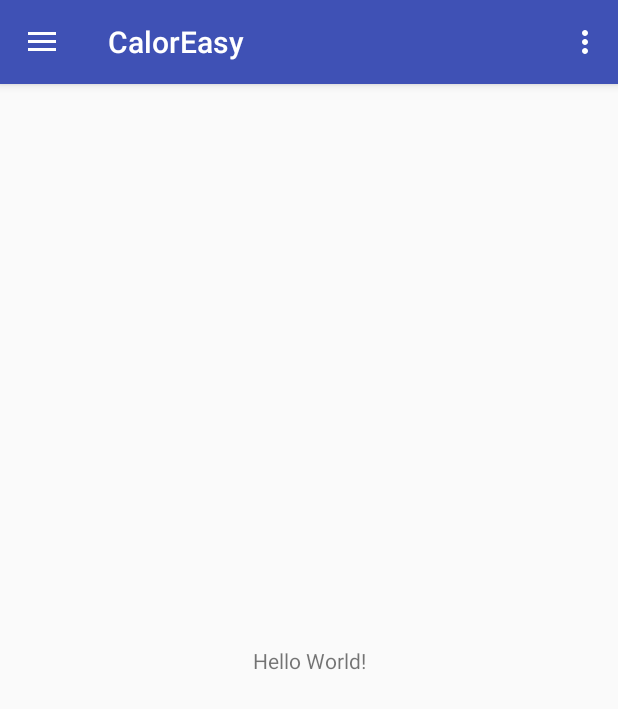
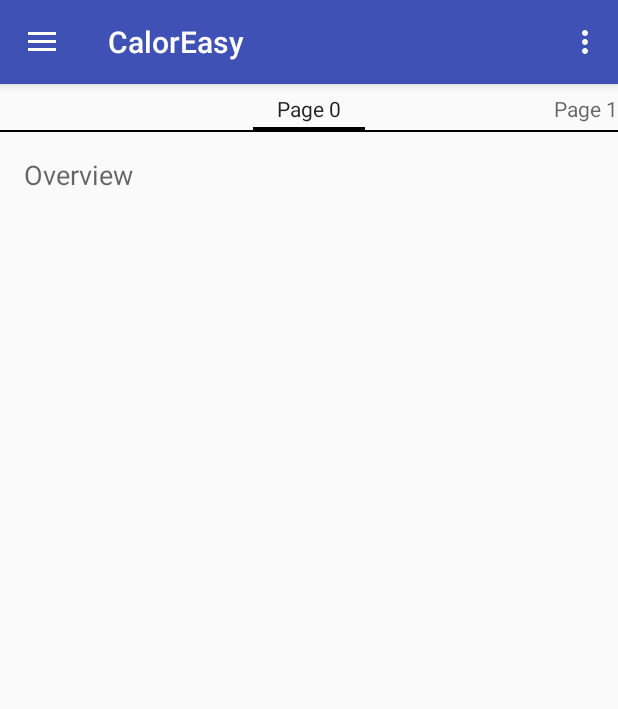
Before and after one commit to Miggel4/WIP_CalorEasy, an Android app: the screen it shows after launch (Dashboard_Init), on a phone screen of 412 x 824 dp. Shown: the top 709 px of the screen. Run offline under Robolectric (Android 15) with nearby library versions, the phone set to English and light mode, and no system bars.

Commit message:
RBN - Setup for Dashboard swiping

```diff
--- a/app/src/main/java/wip/fhdw/caloreasy/activities/Dashboard/Dashboard_ClickListener.java
+++ b/app/src/main/java/wip/fhdw/caloreasy/activities/Dashboard/Dashboard_ClickListener.java
@@ -1,9 +1,12 @@
 package wip.fhdw.caloreasy.activities.Dashboard;
+
+import android.support.v4.view.ViewPager;
+import android.widget.Toast;
 
 /**
  * Created by Simon on 11.01.2018.
  */
 
 public class Dashboard_ClickListener {
-    //viel Spaß rbn :)
+    // tbd
 }
--- a/app/src/main/java/wip/fhdw/caloreasy/activities/Dashboard/Dashboard_Init.java
+++ b/app/src/main/java/wip/fhdw/caloreasy/activities/Dashboard/Dashboard_Init.java
@@ -1,8 +1,12 @@
 package wip.fhdw.caloreasy.activities.Dashboard;
 
+import android.support.v4.app.Fragment;
+import android.support.v4.app.FragmentManager;
 import android.content.Intent;
 import android.os.Bundle;
+import android.support.v4.app.FragmentPagerAdapter;
 import android.support.v4.view.GravityCompat;
+import android.support.v4.view.ViewPager;
 import android.support.v4.widget.DrawerLayout;
 import android.support.v7.app.AppCompatActivity;
 import android.view.Menu;
@@ -18,6 +22,8 @@ public class Dashboard_Init extends AppCompatActivity {
     private Dashboard_Gui mGui;
     private Dashboard_ApplicationLogic mApplicationLogic;
     private NavDrawer mNavDrawer;
+    private FragmentPagerAdapter adapterViewPager;
+    private Dashboard_ClickListener mClickListener;
 
     @Override
     protected void onCreate(Bundle savedInstanceState) {
@@ -28,14 +34,23 @@ public class Dashboard_Init extends AppCompatActivity {
         initGUI();
         initApplicationLogic();
         //initData();
+
+        ViewPager vpPager = (ViewPager) findViewById(R.id.pager);
+        adapterViewPager = new MyPagerAdapter(getSupportFragmentManager());
+        vpPager.setAdapter(adapterViewPager);
+
+        // initClickListener(vpPager);
     }
 
-    private void initNavDrawer(){mNavDrawer = new NavDrawer(this);}
+    private void initNavDrawer (){mNavDrawer = new NavDrawer(this);}
 
     private void initGUI () {mGui = new Dashboard_Gui(this);}
 
     private void initApplicationLogic () {mApplicationLogic = new Dashboard_ApplicationLogic(mGui,this);}
+
     //private void initData () {}
+
+    // private void initClickListener (ViewPager vpPager) {mClickListener = new Dashboard_ClickListener(mGui, this, vpPager);}
 
     @Override
     public void onBackPressed() {
@@ -76,5 +91,40 @@ public class Dashboard_Init extends AppCompatActivity {
         return super.onOptionsItemSelected(item);
     }
 
+    public static class MyPagerAdapter extends FragmentPagerAdapter {
+        private static int NUM_ITEMS = 3;
+
+        public MyPagerAdapter(FragmentManager fragmentManager) {
+            super(fragmentManager);
+        }
+
+        // Returns total number of pages
+        @Override
+        public int getCount() {
+            return NUM_ITEMS;
+        }
+
+        // Returns the fragment to display for that page
+        @Override
+        public Fragment getItem(int position) {
+            switch (position) {
+                case 0: // Fragment # 0 - This will show OverviewFragment
+                    return OverviewFragment.newInstance(0, "Overview");
+                case 1: // Fragment # 1 - This will show HistoryFragment
+                    return HistoryFragment.newInstance(1, "History");
+                case 2: // Fragment # 2 - This will show TodayFragment
+                    return TodayFragment.newInstance(2, "Today");
+                default:
+                    return null;
+            }
+        }
+
+        // Returns the page title for the top indicator
+        @Override
+        public CharSequence getPageTitle(int position) {
+            return "Page " + position;
+        }
+
+    }
 
 }
--- /dev/null
+++ b/app/src/main/java/wip/fhdw/caloreasy/activities/Dashboard/HistoryFragment.java
@@ -0,0 +1,50 @@
+package wip.fhdw.caloreasy.activities.Dashboard;
+
+import android.support.v4.app.Fragment;
+import android.os.Bundle;
+import android.view.LayoutInflater;
+import android.view.View;
+import android.view.ViewGroup;
+import android.widget.TextView;
+
+import wip.fhdw.caloreasy.R;
+
+/**
+ * Created by Robin on 27.01.18.
+ */
+
+public class HistoryFragment extends Fragment {
+
+    // Store instance variables
+    private String title;
+    private int page;
+
+    // newInstance constructor for creating fragment with arguments
+    public static HistoryFragment newInstance(int page, String title) {
+        HistoryFragment fragmentHistory= new HistoryFragment();
+        Bundle args = new Bundle();
+        args.putInt("someInt", page);
+        args.putString("someTitle", title);
+        fragmentHistory.setArguments(args);
+        return fragmentHistory;
+    }
+
+    // Store instance variables based on arguments passed
+    @Override
+    public void onCreate(Bundle savedInstanceState) {
+        super.onCreate(savedInstanceState);
+        page = getArguments().getInt("someInt", 0);
+        title = getArguments().getString("someTitle");
+    }
+
+    // Inflate the view for the fragment based on layout XML
+    @Override
+    public View onCreateView(LayoutInflater inflater, ViewGroup container,
+                             Bundle savedInstanceState) {
+        View view = inflater.inflate(R.layout.fragment_history, container, false);
+        // TextView tvLabel = (TextView) view.findViewById(R.id.tvLabel);
+        // tvLabel.setText(page + " -- " + title);
+        return view;
+    }
+
+}
--- /dev/null
+++ b/app/src/main/java/wip/fhdw/caloreasy/activities/Dashboard/OverviewFragment.java
@@ -0,0 +1,50 @@
+package wip.fhdw.caloreasy.activities.Dashboard;
+
+import android.support.v4.app.Fragment;
+import android.os.Bundle;
+import android.view.LayoutInflater;
+import android.view.View;
+import android.view.ViewGroup;
+import android.widget.TextView;
+
+import wip.fhdw.caloreasy.R;
+
+/**
+ * Created by Robin on 27.01.18.
+ */
+
+public class OverviewFragment extends Fragment {
+
+    // Store instance variables
+    private String title;
+    private int page;
+
+    // newInstance constructor for creating fragment with arguments
+    public static OverviewFragment newInstance(int page, String title) {
+        OverviewFragment fragmentOverview = new OverviewFragment();
+        Bundle args = new Bundle();
+        args.putInt("someInt", page);
+        args.putString("someTitle", title);
+        fragmentOverview.setArguments(args);
+        return fragmentOverview;
+    }
+
+    // Store instance variables based on arguments passed
+    @Override
+    public void onCreate(Bundle savedInstanceState) {
+        super.onCreate(savedInstanceState);
+        page = getArguments().getInt("someInt", 0);
+        title = getArguments().getString("someTitle");
+    }
+
+    // Inflate the view for the fragment based on layout XML
+    @Override
+    public View onCreateView(LayoutInflater inflater, ViewGroup container,
+                             Bundle savedInstanceState) {
+        View view = inflater.inflate(R.layout.fragment_overview, container, false);
+        // TextView tvLabel = (TextView) view.findViewById(R.id.tvLabel);
+        // tvLabel.setText(page + " -- " + title);
+        return view;
+    }
+
+}
--- a/app/src/main/res/layout/content_dashboard.xml
+++ b/app/src/main/res/layout/content_dashboard.xml
@@ -8,13 +8,19 @@
     tools:context=".activities.Dashboard.Dashboard_Init"
     tools:showIn="@layout/app_bar_dashboard">
 
-    <TextView
-        android:layout_width="wrap_content"
-        android:layout_height="wrap_content"
-        android:text="Hello World!"
-        app:layout_constraintBottom_toBottomOf="parent"
-        app:layout_constraintLeft_toLeftOf="parent"
-        app:layout_constraintRight_toRightOf="parent"
-        app:layout_constraintTop_toTopOf="parent" />
+    <android.support.v4.view.ViewPager xmlns:android="http://schemas.android.com/apk/res/android"
+        android:id="@+id/pager"
+        android:layout_width="match_parent"
+        android:layout_height="match_parent">
+
+        <android.support.v4.view.PagerTabStrip
+            android:id="@+id/pager_header"
+            android:layout_width="match_parent"
+            android:layout_height="wrap_content"
+            android:layout_gravity="top"
+            android:paddingBottom="4dp"
+            android:paddingTop="4dp" />
+
+    </android.support.v4.view.ViewPager>
 
 </android.support.constraint.ConstraintLayout>
--- /dev/null
+++ b/app/src/main/res/layout/fragment_overview.xml
@@ -0,0 +1,13 @@
+<?xml version="1.0" encoding="utf-8"?>
+<android.support.constraint.ConstraintLayout
+    xmlns:android="http://schemas.android.com/apk/res/android" android:layout_width="match_parent"
+    android:layout_height="match_parent">
+
+    <TextView style="?android:textAppearanceMedium"
+        android:padding="16dp"
+        android:lineSpacingMultiplier="1.2"
+        android:layout_width="match_parent"
+        android:layout_height="wrap_content"
+        android:text="Overview" />
+
+</android.support.constraint.ConstraintLayout>
```
Also changed, not shown: app/src/main/java/wip/fhdw/caloreasy/activities/Dashboard/TodayFragment.java (added, +50 -0 lines), app/src/main/res/layout/fragment_history.xml (added, +14 -0 lines), app/src/main/res/layout/fragment_today.xml (added, +13 -0 lines).
